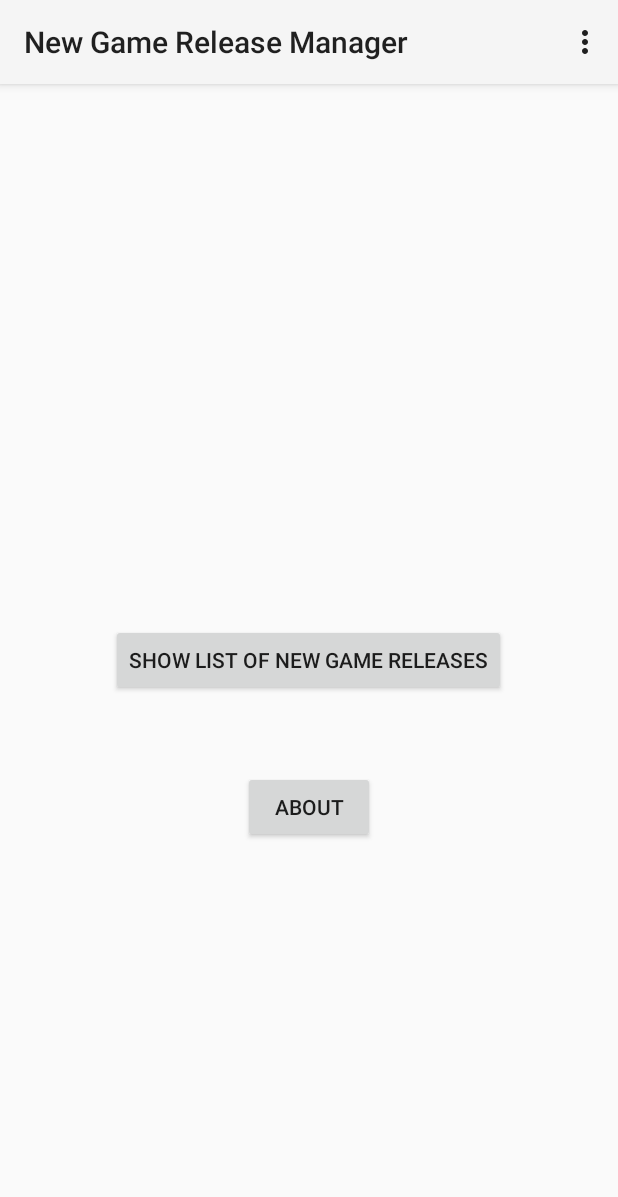
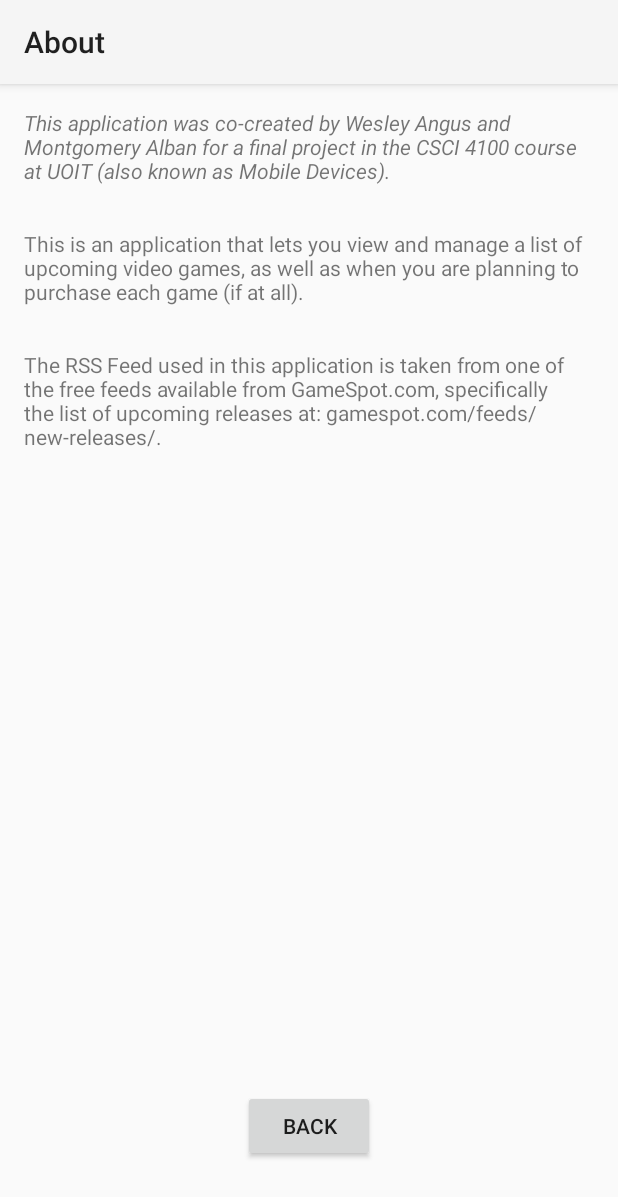
Before and after one commit to wes-angus/CSCI4100_FinalProject, an Android app: the screen it shows after launch (MainMenuActivity before the commit, AboutActivity after it), after a tap on "ABOUT", on a phone screen of 412 x 824 dp. Shown: the top 1197 px of the screen. Run offline under Robolectric (Android 15) with nearby library versions, the phone set to English and light mode, and no system bars.

Commit message:
Added "About" screen
Added a new activity called AboutActivity, that displays a bunch of text
concerning the application, as well as any internet sources used.

```diff
--- a/CSCI4100_Final-Project/app/src/main/AndroidManifest.xml
+++ b/CSCI4100_Final-Project/app/src/main/AndroidManifest.xml
@@ -2,7 +2,7 @@
 <manifest xmlns:android="http://schemas.android.com/apk/res/android"
     package="csci4100.uoit.ca.csci4100_final_project">
 
-    <uses-permission android:name="android.permission.INTERNET"></uses-permission>
+    <uses-permission android:name="android.permission.INTERNET" />
 
     <application
         android:allowBackup="true"
@@ -20,10 +20,13 @@
         </activity>
         <activity
             android:name=".ShowNewGameReleasesActivity"
-            android:label="@string/title_activity_show_new_game_releases"></activity>
+            android:label="@string/title_activity_show_new_game_releases" />
         <activity
             android:name=".GameDetailAndModifyActivity"
-            android:label="@string/title_activity_modify_game_list"></activity>
+            android:label="@string/title_activity_modify_game_list" />
+        <activity
+            android:name=".AboutActivity"
+            android:label="@string/title_activity_about"></activity>
     </application>
 
 </manifest>
--- /dev/null
+++ b/CSCI4100_Final-Project/app/src/main/java/csci4100/uoit/ca/csci4100_final_project/AboutActivity.java
@@ -0,0 +1,21 @@
+package csci4100.uoit.ca.csci4100_final_project;
+
+import android.os.Bundle;
+import android.app.Activity;
+import android.view.View;
+
+import csci4100.uoit.ca.csci4100_final_project.R;
+
+public class AboutActivity extends Activity {
+
+    @Override
+    protected void onCreate(Bundle savedInstanceState) {
+        super.onCreate(savedInstanceState);
+        setContentView(R.layout.activity_about);
+    }
+
+    public void backToMenu(View view)
+    {
+        finish();
+    }
+}
--- a/CSCI4100_Final-Project/app/src/main/java/csci4100/uoit/ca/csci4100_final_project/MainMenuActivity.java
+++ b/CSCI4100_Final-Project/app/src/main/java/csci4100/uoit/ca/csci4100_final_project/MainMenuActivity.java
@@ -13,10 +13,9 @@ import android.widget.Toast;
 import java.util.ArrayList;
 import java.util.List;
 
-//TODO: Add "About" button to display more information about the app in a separate activity
 public class MainMenuActivity extends Activity implements GameDataListener, DatabaseListener
 {
-    private static final String url = "http://www.gamespot.com/feeds/new-games/";
+    private static final String url = "http://www.gamespot.com/feeds/new-releases/";
 
     @Override
     protected void onCreate(Bundle savedInstanceState)
@@ -78,6 +77,7 @@ public class MainMenuActivity extends Activity implements GameDataListener, Data
 
     public void viewAboutText(View view)
     {
-
+        Intent intent = new Intent(this, AboutActivity.class);
+        startActivity(intent);
     }
 }
--- a/CSCI4100_Final-Project/app/src/main/java/csci4100/uoit/ca/csci4100_final_project/ShowNewGameReleasesActivity.java
+++ b/CSCI4100_Final-Project/app/src/main/java/csci4100/uoit/ca/csci4100_final_project/ShowNewGameReleasesActivity.java
@@ -20,7 +20,6 @@ import android.widget.Toast;
 import java.util.ArrayList;
 import java.util.List;
 
-//TODO: Scroll down to see the updated item in the ListView
 public class ShowNewGameReleasesActivity extends Activity implements DatabaseListener
 {
     public static final int MODIFY_GAME = 10;
--- /dev/null
+++ b/CSCI4100_Final-Project/app/src/main/res/layout/activity_about.xml
@@ -0,0 +1,48 @@
+<?xml version="1.0" encoding="utf-8"?>
+<RelativeLayout xmlns:android="http://schemas.android.com/apk/res/android"
+    xmlns:tools="http://schemas.android.com/tools"
+    android:layout_width="match_parent"
+    android:layout_height="match_parent"
+    android:paddingBottom="@dimen/activity_vertical_margin"
+    android:paddingLeft="@dimen/activity_horizontal_margin"
+    android:paddingRight="@dimen/activity_horizontal_margin"
+    android:paddingTop="@dimen/activity_vertical_margin"
+    tools:context="csci4100.uoit.ca.csci4100_final_project.AboutActivity">
+
+    <TextView
+        android:layout_width="wrap_content"
+        android:layout_height="wrap_content"
+        android:text="@string/about_txt_p1"
+        android:id="@+id/about_tView"
+        android:layout_below="@+id/author_info_tView"
+        android:layout_alignParentEnd="true"
+        android:layout_marginTop="29dp" />
+
+    <TextView
+        android:layout_width="wrap_content"
+        android:layout_height="wrap_content"
+        android:text="@string/about_txt_p2"
+        android:id="@+id/about_tView2"
+        android:layout_marginTop="29dp"
+        android:layout_below="@+id/about_tView"
+        android:layout_alignParentEnd="true" />
+
+    <Button
+        android:layout_width="wrap_content"
+        android:layout_height="wrap_content"
+        android:text="@string/back"
+        android:id="@+id/closeBtn"
+        android:onClick="backToMenu"
+        android:layout_alignParentBottom="true"
+        android:layout_centerHorizontal="true"
+        android:layout_marginBottom="33dp" />
+
+    <TextView
+        android:layout_width="wrap_content"
+        android:layout_height="wrap_content"
+        android:text="@string/author_txt"
+        android:id="@+id/author_info_tView"
+        android:layout_alignParentTop="true"
+        android:layout_alignParentStart="true"
+        android:textStyle="italic" />
+</RelativeLayout>
--- a/CSCI4100_Final-Project/app/src/main/res/layout/activity_game_detail_and_modify.xml
+++ b/CSCI4100_Final-Project/app/src/main/res/layout/activity_game_detail_and_modify.xml
@@ -105,7 +105,7 @@
 
     <TextView
         android:layout_width="match_parent"
-        android:layout_height="60dp"
+        android:layout_height="wrap_content"
         android:text=""
         android:id="@+id/desc_txt"
         android:layout_marginStart="4dp"
--- a/CSCI4100_Final-Project/app/src/main/res/values/strings.xml
+++ b/CSCI4100_Final-Project/app/src/main/res/values/strings.xml
@@ -24,4 +24,18 @@
     <string name="item_click_instructions">Click on entry for more information,
         as well as to state when you are planning to purchase it.</string>
     <string name="will_i_buy">I am planning to purchase this item:</string>
+    <string name="title_activity_about">About</string>
+    <string name="author_txt" >
+        This application was co-created by Wesley Angus and Montgomery Alban for a final project in
+        the CSCI 4100 course at UOIT (also known as Mobile Devices).
+    </string>
+    <string name="about_txt_p1" >
+        This is an application that lets you view and manage a list of upcoming video games,
+        as well as when you are planning to purchase each game (if at all).
+    </string>
+    <string name="about_txt_p2" >
+        The RSS Feed used in this application is taken from one of the free feeds available from
+        GameSpot.com, specifically the list of upcoming releases at:
+        gamespot.com/feeds/new-releases/.
+    </string>
 </resources>
```
